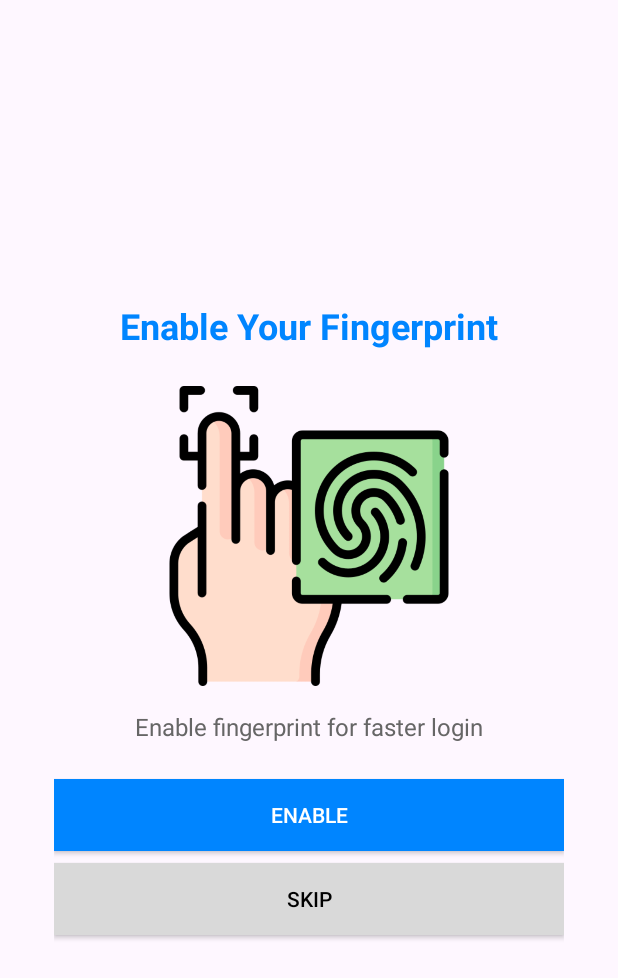
After one commit to kaixinnn27/hobbyhub, an Android app: the EnableFingerprintFragment screen opened through its navigation route, on a phone screen of 412 x 824 dp. The commit adds this screen. Shown: the top 978 px of the screen. Run offline under Robolectric (Android 15) with nearby library versions, the phone set to English and light mode, and no system bars; our stand-ins replace Firebase (no records; nobody signed in at launch, a user with empty details on screens opened directly).

Commit message:
feat: fingerprint authentication

```diff
--- a/app/build.gradle.kts
+++ b/app/build.gradle.kts
@@ -66,4 +66,5 @@ dependencies {
     implementation(libs.philjay.mpandroidchart)
     implementation(libs.core.ktx)
     annotationProcessor("com.github.bumptech.glide:compiler:4.12.0")
+    implementation("androidx.biometric:biometric:1.1.0")
 }
--- a/app/src/main/AndroidManifest.xml
+++ b/app/src/main/AndroidManifest.xml
@@ -6,6 +6,8 @@
     <uses-permission android:name="android.permission.ACCESS_NETWORK_STATE" />
     <uses-permission android:name="android.permission.ACCESS_COARSE_LOCATION" />
     <uses-permission android:name="android.permission.POST_NOTIFICATIONS" />
+    <uses-permission android:name="android.permission.USE_BIOMETRIC"/>
+
     <uses-permission
         android:name="android.permission.SCHEDULE_EXACT_ALARM"
         tools:ignore="ProtectedPermissions" />
--- /dev/null
+++ b/app/src/main/res/layout/fragment_enable_fingerprint.xml
@@ -0,0 +1,66 @@
+<?xml version="1.0" encoding="utf-8"?>
+<LinearLayout xmlns:android="http://schemas.android.com/apk/res/android"
+    xmlns:tools="http://schemas.android.com/tools"
+    android:layout_width="match_parent"
+    android:layout_height="match_parent"
+    android:gravity="center_vertical"
+    android:orientation="vertical"
+    android:padding="36dp"
+    tools:context=".authentication.view.EnableFingerprintFragment">
+
+    <!-- Title -->
+    <TextView
+        android:id="@+id/textViewTitle"
+        android:layout_width="wrap_content"
+        android:layout_height="wrap_content"
+        android:layout_gravity="center_horizontal"
+        android:layout_marginBottom="24dp"
+        android:text="@string/enable_your_fingerprint"
+        android:textColor="@color/primaryColor"
+        android:textSize="24sp"
+        android:textStyle="bold" />
+
+    <!-- Illustration or Icon -->
+    <ImageView
+        android:id="@+id/fingerprintIllustration"
+        android:layout_width="200dp"
+        android:layout_height="200dp"
+        android:layout_gravity="center_horizontal"
+        android:layout_marginBottom="16dp"
+        android:src="@drawable/ic_fingerprint" />
+
+    <!-- Description -->
+    <TextView
+        android:id="@+id/textViewDescription"
+        android:layout_width="wrap_content"
+        android:layout_height="wrap_content"
+        android:layout_gravity="center_horizontal"
+        android:layout_marginBottom="16dp"
+        android:gravity="center"
+        android:text="@string/enable_fingerprint_for_faster_login"
+        android:textColor="@color/dark_gray"
+        android:textSize="16sp" />
+
+    <!-- Enable Fingerprint Button -->
+    <androidx.appcompat.widget.AppCompatButton
+        android:id="@+id/enableFingerprintBtn"
+        android:layout_width="match_parent"
+        android:layout_height="wrap_content"
+        android:layout_marginTop="8dp"
+        android:background="@color/primaryColor"
+        android:clickable="true"
+        android:text="@string/enable"
+        android:textColor="@color/white" />
+
+    <!-- Skip Button -->
+    <androidx.appcompat.widget.AppCompatButton
+        android:id="@+id/skipBtn"
+        android:layout_width="match_parent"
+        android:layout_height="wrap_content"
+        android:layout_marginTop="8dp"
+        android:background="@color/gray"
+        android:clickable="true"
+        android:text="@string/skip"
+        android:textColor="@color/black" />
+
+</LinearLayout>
--- a/app/src/main/res/navigation/auth_navigation.xml
+++ b/app/src/main/res/navigation/auth_navigation.xml
@@ -34,4 +34,9 @@
         android:name="com.example.hobbyhub.authentication.view.UserDemographicsFragment"
         android:label="User Demographics"
         tools:layout="@layout/fragment_user_demographics" />
+    <fragment
+        android:id="@+id/enableFingerprintFragment"
+        android:name="com.example.hobbyhub.authentication.view.EnableFingerprintFragment"
+        android:label="fragment_enable_fingerprint"
+        tools:layout="@layout/fragment_enable_fingerprint" />
 </navigation>
--- a/app/src/main/res/values/strings.xml
+++ b/app/src/main/res/values/strings.xml
@@ -130,4 +130,8 @@
     <string name="this_is_a_sample_comment">This is a sample comment</string>
     <string name="create_group_chat">Create Group Chat</string>
     <string name="create_group">Create Group</string>
+    <string name="enable_your_fingerprint">Enable Your Fingerprint</string>
+    <string name="enable_fingerprint_for_faster_login">Enable fingerprint for faster login</string>
+    <string name="skip">Skip</string>
+    <string name="enable">Enable</string>
 </resources>
--- a/gradle/libs.versions.toml
+++ b/gradle/libs.versions.toml
@@ -19,6 +19,7 @@ playServicesLocation = "21.2.0"
 recyclerview = "1.3.2"
 repoVersion = "Tag"
 coreKtxVersion = "1.6.1"
+biometricKtx = "1.1.0"
 
 [libraries]
 androidx-core-ktx = { group = "androidx.core", name = "core-ktx", version.ref = "coreKtx" }
@@ -41,6 +42,7 @@ play-services-base = { module = "com.google.android.gms:play-services-base", ver
 play-services-location = { group = "com.google.android.gms", name = "play-services-location", version.ref = "playServicesLocation" }
 user-repo = { module = "com.github.User:Repo", version.ref = "repoVersion" }
 core-ktx = { group = "androidx.test", name = "core-ktx", version.ref = "coreKtxVersion" }
+androidx-biometric-ktx = { group = "androidx.biometric", name = "biometric-ktx", version.ref = "biometricKtx" }
 
 [plugins]
 androidApplication = { id = "com.android.application", version.ref = "agp" }
```
Also changed, not shown: app/src/main/java/com/example/hobbyhub/LandingActivity.kt (+17 -16 lines), app/src/main/java/com/example/hobbyhub/authentication/model/UserPreferences.kt (added, +12 -0 lines), app/src/main/java/com/example/hobbyhub/authentication/view/EnableFingerprintFragment.kt (added, +138 -0 lines), app/src/main/java/com/example/hobbyhub/authentication/view/LoginFragment.kt (+105 -1 lines), app/src/main/java/com/example/hobbyhub/authentication/viewmodel/UserPreferencesViewModel.kt (added, +58 -0 lines), app/src/main/java/com/example/hobbyhub/utility/BiometricAuthListener.kt (added, +9 -0 lines), app/src/main/java/com/example/hobbyhub/utility/BiometricUtils.kt (added, +89 -0 lines), app/src/main/res/drawable/ic_fingerprint.png (added).
